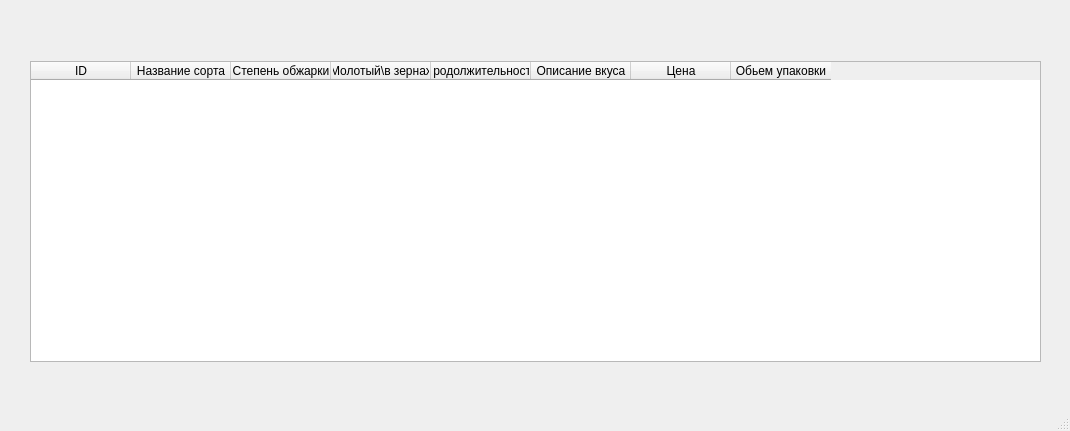
Before: the Qt Designer form main.ui in riscovat/coffee_espresso, drawn with Qt 5.
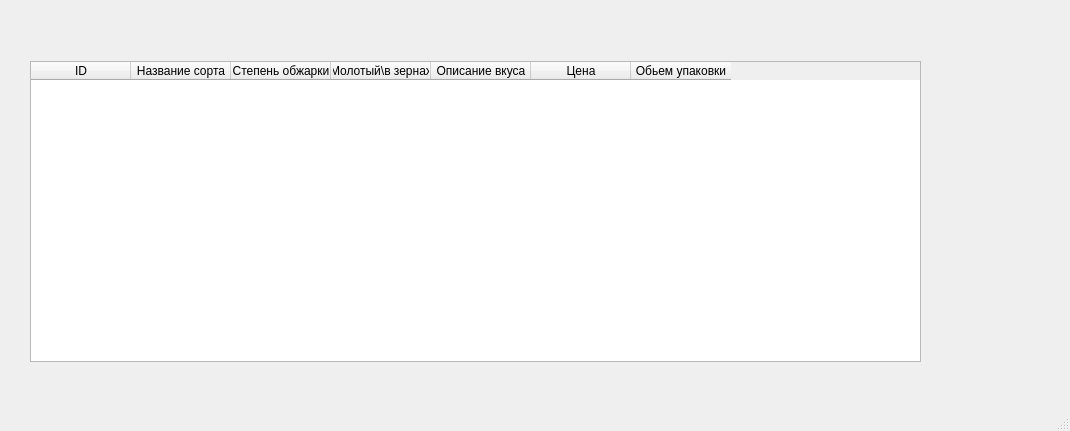
After: the same form once the commit is applied.

```diff
--- a/main.ui
+++ b/main.ui
@@ -19,7 +19,7 @@
      <rect>
       <x>30</x>
       <y>61</y>
-      <width>1011</width>
+      <width>891</width>
       <height>301</height>
      </rect>
     </property>
@@ -43,11 +43,6 @@
       <string>Молотый\в зернах</string>
      </property>
     </column>
-    <column>
-     <property name="text">
-      <string>Продолжительность</string>
-     </property>
-    </column>
     <column>
      <property name="text">
       <string>Описание вкуса</string>
```
Left out of the diff: 2 changed lines with no effect on the pictures.
